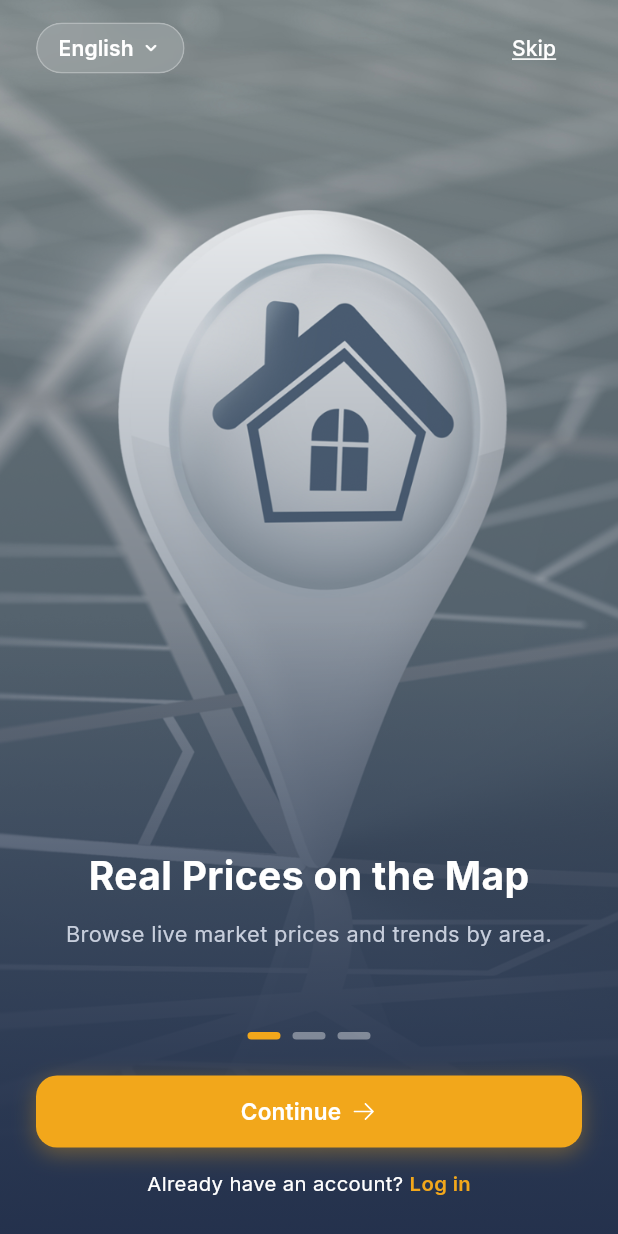
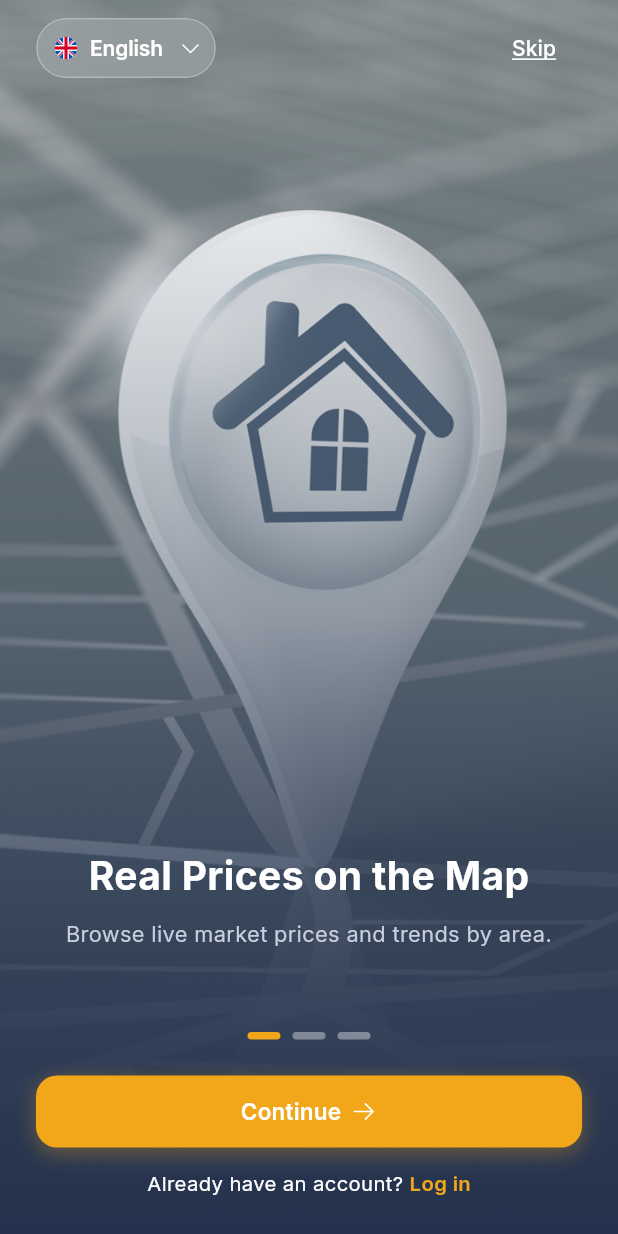
Before and after one commit to povvichar/Propertdia, a Flutter app: the screen it shows after launch, on a phone screen of 412 x 824 dp. Run offline on Flutter 3.47's test engine with Material 3 defaults, Android fonts, the phone set to English and light mode, and no system bars; our stand-ins replace flutter_riverpod, flutter_svg, go_router, google_fonts.

Commit message:
Redesign language picker to premium liquid-glass dropdown
- Pill: 120×40px, r=20, BackdropFilter blur=22, SVG flag + 14px label + 16px caretdown chevron
- Chevron: RotationTransition (0→0.5 turns) driven by AnimationController
- Dropdown: FadeTransition + ScaleTransition(topLeft), blur=30, r=16, 160px wide
- Items: _DropdownItem StatefulWidget, 44px height, AnimatedContainer press feedback, gold check mark
- _langOpen lifted to _OnboardingScreenState; Positioned.fill barrier closes dropdown on background tap
- _LangPickerState uses didUpdateWidget to drive open/close animations from parent state
- AnimatedBuilder keeps dropdown in tree during exit animation for smooth close

https://claude.ai/code/session_0122eZTqo3Qkphd8jPV6iRHt

```diff
--- a/lib/features/onboarding/onboarding_screen.dart
+++ b/lib/features/onboarding/onboarding_screen.dart
@@ -2,10 +2,10 @@ import 'dart:ui';
 
 import 'package:flutter/material.dart';
 import 'package:flutter_riverpod/flutter_riverpod.dart';
+import 'package:flutter_svg/flutter_svg.dart';
 import 'package:go_router/go_router.dart';
 
 import '../../core/theme/app_colors.dart';
-import '../../core/theme/app_text_styles.dart';
 import '../../shared/providers/app_providers.dart';
 import '../../shared/widgets/primary_button.dart';
 
@@ -41,6 +41,22 @@ const _pages = [
   ),
 ];
 
+// ── Language data ─────────────────────────────────────────────────────────────
+
+class _LangOption {
+  const _LangOption(this.lang, this.flag, this.label);
+  final AppLanguage lang;
+  final String flag;
+  final String label;
+}
+
+const _langOptions = [
+  _LangOption(AppLanguage.english, 'assets/icons/base/english.svg', 'English'),
+  _LangOption(AppLanguage.khmer, 'assets/icons/base/khmer.svg', 'Khmer'),
+];
+
+// ── Screen ────────────────────────────────────────────────────────────────────
+
 class OnboardingScreen extends ConsumerStatefulWidget {
   const OnboardingScreen({super.key});
 
@@ -51,6 +67,7 @@ class OnboardingScreen extends ConsumerStatefulWidget {
 class _OnboardingScreenState extends ConsumerState<OnboardingScreen> {
   final _controller = PageController();
   int _page = 0;
+  bool _langOpen = false;
 
   @override
   void dispose() {
@@ -71,6 +88,8 @@ class _OnboardingScreenState extends ConsumerState<OnboardingScreen> {
 
   @override
   Widget build(BuildContext context) {
+    final selected = ref.watch(languageProvider);
+
     return Scaffold(
       backgroundColor: AppColors.navy,
       body: Stack(
@@ -82,6 +101,17 @@ class _OnboardingScreenState extends ConsumerState<OnboardingScreen> {
             onPageChanged: (i) => setState(() => _page = i),
             itemBuilder: (context, i) => _OnboardingSlide(page: _pages[i]),
           ),
+
+          // Tap-outside barrier — sits below UI, closes dropdown on background tap
+          if (_langOpen)
+            Positioned.fill(
+              child: GestureDetector(
+                onTap: () => setState(() => _langOpen = false),
+                behavior: HitTestBehavior.opaque,
+                child: const SizedBox.expand(),
+              ),
+            ),
+
           SafeArea(
             child: Padding(
               padding: const EdgeInsets.symmetric(horizontal: 24, vertical: 8),
@@ -90,7 +120,16 @@ class _OnboardingScreenState extends ConsumerState<OnboardingScreen> {
                   Row(
                     mainAxisAlignment: MainAxisAlignment.spaceBetween,
                     children: [
-                      _LangPicker(ref: ref),
+                      _LangPicker(
+                        selected: selected,
+                        isOpen: _langOpen,
+                        onToggle: () =>
+                            setState(() => _langOpen = !_langOpen),
+                        onSelect: (lang) {
+                          ref.read(languageProvider.notifier).state = lang;
+                          setState(() => _langOpen = false);
+                        },
+                      ),
                       TextButton(
                         onPressed: () => context.go('/home'),
                         child: const Text(
@@ -143,23 +182,20 @@ class _OnboardingScreenState extends ConsumerState<OnboardingScreen> {
   }
 }
 
-// ── Liquid-glass language picker ─────────────────────────────────────────────
-
-class _LangOption {
-  const _LangOption(this.lang, this.flag, this.label);
-  final AppLanguage lang;
-  final String flag;
-  final String label;
-}
-
-const _langOptions = [
-  _LangOption(AppLanguage.english, 'assets/icons/base/english.svg', 'English'),
-  _LangOption(AppLanguage.khmer, 'assets/icons/base/khmer.svg', 'Khmer'),
-];
+// ── Liquid-glass language picker ──────────────────────────────────────────────
 
 class _LangPicker extends StatefulWidget {
-  const _LangPicker({required this.ref});
-  final WidgetRef ref;
+  const _LangPicker({
+    required this.selected,
+    required this.isOpen,
+    required this.onToggle,
+    required this.onSelect,
+  });
+
+  final AppLanguage selected;
+  final bool isOpen;
+  final VoidCallback onToggle;
+  final ValueChanged<AppLanguage> onSelect;
 
   @override
   State<_LangPicker> createState() => _LangPickerState();
@@ -167,160 +203,224 @@ class _LangPicker extends StatefulWidget {
 
 class _LangPickerState extends State<_LangPicker>
     with SingleTickerProviderStateMixin {
-  bool _open = false;
-  late final AnimationController _anim;
-  late final Animation<double> _fadeAnim;
-  late final Animation<double> _slideAnim;
+  late final AnimationController _ctrl;
+  late final Animation<double> _fade;
+  late final Animation<double> _scale;
+  late final Animation<double> _chevron;
 
   @override
   void initState() {
     super.initState();
-    _anim = AnimationController(
+    _ctrl = AnimationController(
       vsync: this,
-      duration: const Duration(milliseconds: 200),
+      duration: const Duration(milliseconds: 230),
     );
-    _fadeAnim = CurvedAnimation(parent: _anim, curve: Curves.easeOut);
-    _slideAnim = Tween<double>(begin: -6, end: 0).animate(
-      CurvedAnimation(parent: _anim, curve: Curves.easeOutCubic),
+    _fade = CurvedAnimation(parent: _ctrl, curve: Curves.easeOut);
+    _scale = CurvedAnimation(parent: _ctrl, curve: Curves.easeOutCubic);
+    _chevron = Tween<double>(begin: 0.0, end: 0.5).animate(
+      CurvedAnimation(parent: _ctrl, curve: Curves.easeInOut),
     );
   }
 
   @override
-  void dispose() {
-    _anim.dispose();
-    super.dispose();
+  void didUpdateWidget(_LangPicker old) {
+    super.didUpdateWidget(old);
+    if (widget.isOpen != old.isOpen) {
+      widget.isOpen ? _ctrl.forward() : _ctrl.reverse();
+    }
   }
 
-  void _toggle() {
-    setState(() => _open = !_open);
-    _open ? _anim.forward() : _anim.reverse();
-  }
-
-  void _select(AppLanguage lang) {
-    widget.ref.read(languageProvider.notifier).state = lang;
-    setState(() => _open = false);
-    _anim.reverse();
+  @override
+  void dispose() {
+    _ctrl.dispose();
+    super.dispose();
   }
 
   @override
   Widget build(BuildContext context) {
-    final selected = widget.ref.watch(languageProvider);
-    final current = _langOptions.firstWhere((o) => o.lang == selected);
+    final current =
+        _langOptions.firstWhere((o) => o.lang == widget.selected);
 
     return Column(
       crossAxisAlignment: CrossAxisAlignment.start,
-      children: [
-        GestureDetector(
-          onTap: _toggle,
-          child: _GlassPill(
-            child: Row(
       mainAxisSize: MainAxisSize.min,
       children: [
-                Text(
+        // ── Pill trigger ─────────────────────────────────────────────────────
+        GestureDetector(
+          onTap: widget.onToggle,
+          child: ClipRRect(
+            borderRadius: BorderRadius.circular(20),
+            child: BackdropFilter(
+              filter: ImageFilter.blur(sigmaX: 22, sigmaY: 22),
+              child: Container(
+                width: 120,
+                height: 40,
+                padding: const EdgeInsets.only(left: 10, right: 8),
+                decoration: BoxDecoration(
+                  color: Colors.white.withValues(alpha: 0.15),
+                  borderRadius: BorderRadius.circular(20),
+                  border: Border.all(
+                    color: Colors.white.withValues(alpha: 0.28),
+                    width: 1,
+                  ),
+                ),
+                child: Row(
+                  children: [
+                    SvgPicture.asset(
+                      current.flag,
+                      width: 18,
+                      height: 18,
+                    ),
+                    const SizedBox(width: 7),
+                    Expanded(
+                      child: Text(
                         current.label,
-                  style: AppTextStyles.labelLarge.copyWith(color: Colors.white),
+                        maxLines: 1,
+                        overflow: TextOverflow.ellipsis,
+                        style: const TextStyle(
+                          fontSize: 14,
+                          fontWeight: FontWeight.w600,
+                          color: Colors.white,
+                          letterSpacing: -0.1,
                         ),
-                const SizedBox(width: 4),
-                AnimatedRotation(
-                  turns: _open ? 0.5 : 0,
-                  duration: const Duration(milliseconds: 200),
-                  child: const Icon(
-                    Icons.keyboard_arrow_down_rounded,
-                    size: 15,
-                    color: Colors.white,
+                      ),
+                    ),
+                    RotationTransition(
+                      turns: _chevron,
+                      child: SvgPicture.asset(
+                        'assets/icons/base/caretdown.svg',
+                        width: 16,
+                        height: 16,
+                        colorFilter: const ColorFilter.mode(
+                          Colors.white,
+                          BlendMode.srcIn,
+                        ),
                       ),
                     ),
                   ],
                 ),
               ),
             ),
+          ),
+        ),
+
+        // ── Animated dropdown — stays in tree during exit animation ──────────
         AnimatedBuilder(
-          animation: _anim,
-          builder: (context, child) => Opacity(
-            opacity: _fadeAnim.value,
-            child: Transform.translate(
-              offset: Offset(0, _slideAnim.value),
+          animation: _ctrl,
+          builder: (context, child) {
+            if (_ctrl.value == 0) return const SizedBox.shrink();
+            return Padding(
+              padding: const EdgeInsets.only(top: 6),
+              child: FadeTransition(
+                opacity: _fade,
+                child: ScaleTransition(
+                  scale: _scale,
+                  alignment: Alignment.topLeft,
                   child: child,
                 ),
               ),
-          child: _open
-              ? Padding(
-                  padding: const EdgeInsets.only(top: 4),
-                  child: _GlassPill(
-                    radius: 12,
-                    child: IntrinsicWidth(
-                      stepWidth: 140,
-                      child: Column(
-                        crossAxisAlignment: CrossAxisAlignment.stretch,
-                        children: _langOptions
-                            .map(
-                              (o) => GestureDetector(
-                                onTap: () => _select(o.lang),
-                                child: SizedBox(
-                                  height: 36,
-                                  child: Row(
-                                    children: [
-                                      Expanded(
-                                        child: Text(
-                                          o.label,
-                                          style: AppTextStyles.labelLarge.copyWith(
-                                            fontWeight: o.lang == selected
-                                                ? FontWeight.w700
-                                                : FontWeight.w500,
-                                            color: o.lang == selected
-                                                ? Colors.white
-                                                : Colors.white70,
+            );
+          },
+          child: ClipRRect(
+            borderRadius: BorderRadius.circular(16),
+            child: BackdropFilter(
+              filter: ImageFilter.blur(sigmaX: 30, sigmaY: 30),
+              child: Container(
+                width: 160,
+                decoration: BoxDecoration(
+                  color: Colors.white.withValues(alpha: 0.14),
+                  borderRadius: BorderRadius.circular(16),
+                  border: Border.all(
+                    color: Colors.white.withValues(alpha: 0.22),
+                    width: 1,
                   ),
                 ),
+                child: Column(
+                  mainAxisSize: MainAxisSize.min,
+                  children: [
+                    for (var i = 0; i < _langOptions.length; i++) ...[
+                      if (i > 0)
+                        Container(
+                          height: 1,
+                          color: Colors.white.withValues(alpha: 0.09),
                         ),
-                                      const SizedBox(width: 8),
-                                      Icon(
-                                        Icons.check_rounded,
-                                        size: 14,
-                                        color: o.lang == selected
-                                            ? AppColors.gold
-                                            : Colors.transparent,
+                      _DropdownItem(
+                        option: _langOptions[i],
+                        isSelected: _langOptions[i].lang == widget.selected,
+                        onTap: () => widget.onSelect(_langOptions[i].lang),
                       ),
+                    ],
                   ],
                 ),
               ),
             ),
-                            )
-                            .toList(),
           ),
-                    ),
-                  ),
-                )
-              : const SizedBox.shrink(),
         ),
       ],
     );
   }
 }
 
-class _GlassPill extends StatelessWidget {
-  const _GlassPill({required this.child, this.radius = 100});
-  final Widget child;
-  final double radius;
+// ── Dropdown row item ─────────────────────────────────────────────────────────
+
+class _DropdownItem extends StatefulWidget {
+  const _DropdownItem({
+    required this.option,
+    required this.isSelected,
+    required this.onTap,
+  });
+
+  final _LangOption option;
+  final bool isSelected;
+  final VoidCallback onTap;
+
+  @override
+  State<_DropdownItem> createState() => _DropdownItemState();
+}
+
+class _DropdownItemState extends State<_DropdownItem> {
+  bool _pressed = false;
 
   @override
   Widget build(BuildContext context) {
-    return ClipRRect(
-      borderRadius: BorderRadius.circular(radius),
-      child: BackdropFilter(
-        filter: ImageFilter.blur(sigmaX: 16, sigmaY: 16),
-        child: Container(
-          padding:
-              const EdgeInsets.symmetric(vertical: 6, horizontal: 14),
+    return GestureDetector(
+      onTapDown: (_) => setState(() => _pressed = true),
+      onTapUp: (_) => setState(() => _pressed = false),
+      onTapCancel: () => setState(() => _pressed = false),
+      onTap: widget.onTap,
+      child: AnimatedContainer(
+        duration: const Duration(milliseconds: 120),
+        height: 44,
+        padding: const EdgeInsets.symmetric(horizontal: 14),
         decoration: BoxDecoration(
-            color: Colors.white.withValues(alpha: 0.15),
-            borderRadius: BorderRadius.circular(radius),
-            border: Border.all(
-              color: Colors.white.withValues(alpha: 0.28),
-              width: 1,
+          color: (_pressed || widget.isSelected)
+              ? Colors.white.withValues(alpha: 0.11)
+              : Colors.transparent,
+        ),
+        child: Row(
+          children: [
+            SvgPicture.asset(
+              widget.option.flag,
+              width: 22,
+              height: 22,
+            ),
+            const SizedBox(width: 10),
+            Expanded(
+              child: Text(
+                widget.option.label,
+                style: TextStyle(
+                  fontSize: 14,
+                  fontWeight: widget.isSelected
+                      ? FontWeight.w700
+                      : FontWeight.w500,
+                  color: Colors.white,
+                  letterSpacing: -0.1,
                 ),
               ),
-          child: child,
+            ),
+            if (widget.isSelected)
+              const Icon(Icons.check_rounded, size: 16, color: AppColors.gold),
+          ],
         ),
       ),
     );
```
Lines whose indentation alone changed are shown as unchanged.
